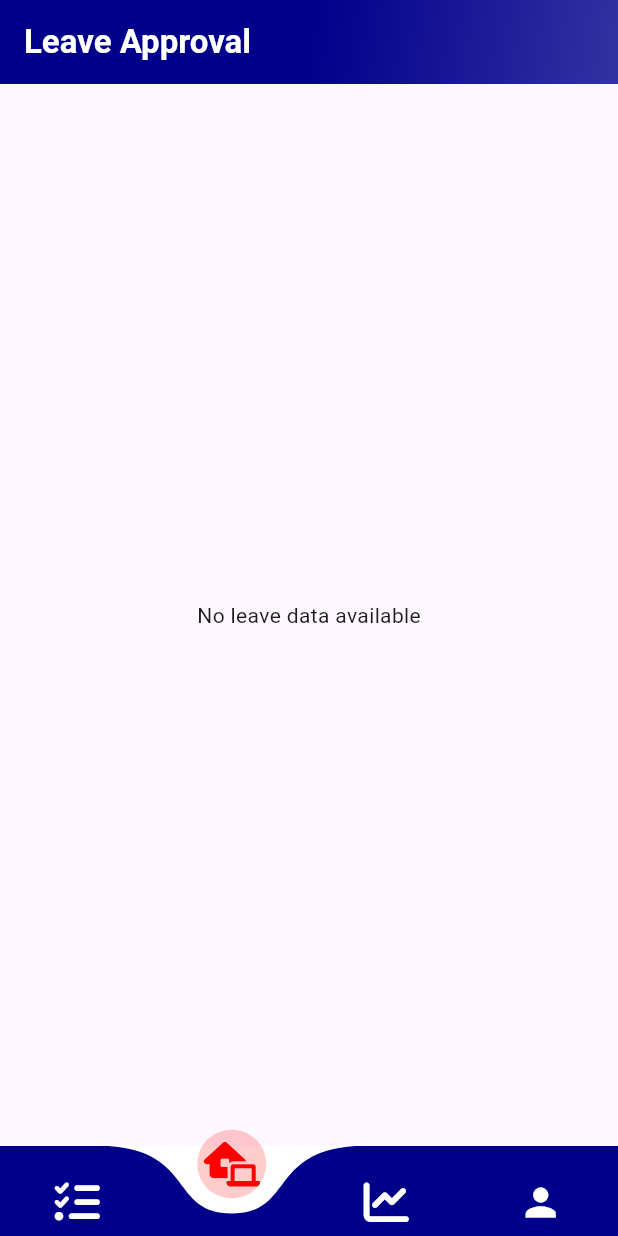
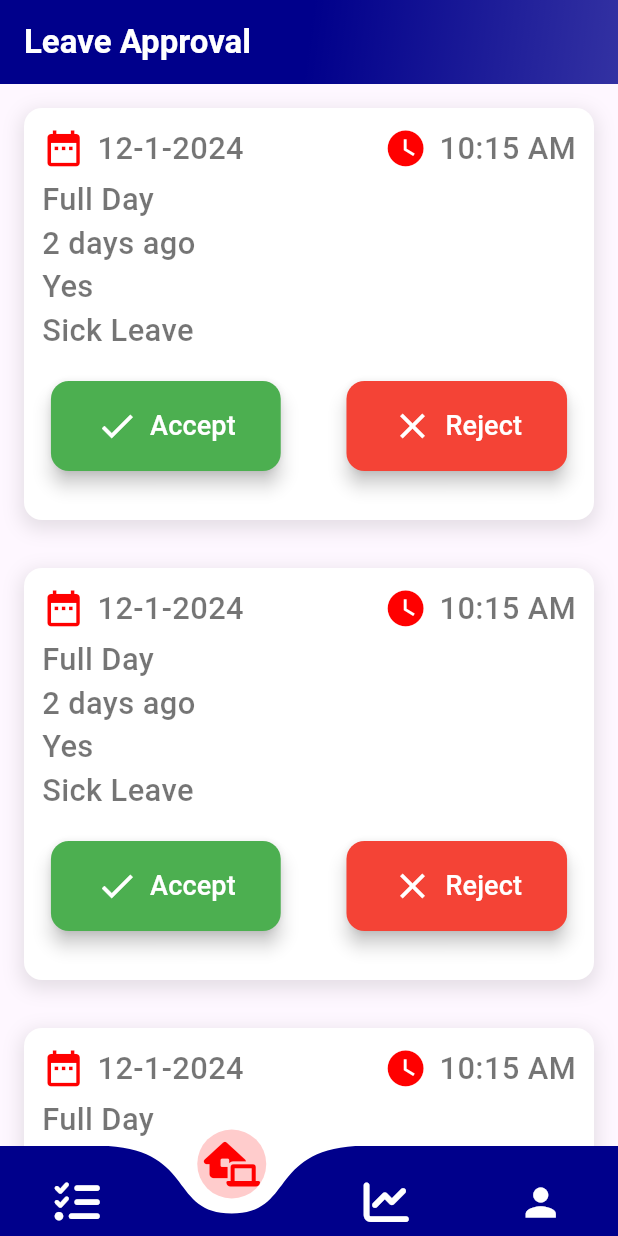
Before and after one commit to FoxtonResearchTech/fox_connect, a Flutter app: the screen it shows after launch, item 2 of the bottom bar chosen, on a phone screen of 412 x 824 dp. Run offline on Flutter 3.47's test engine with Material 3 defaults, Android fonts, the phone set to English and light mode, and no system bars; drawn by our look-alikes of curved_navigation_bar; our stand-ins replace cloud_firestore, connectivity_plus, firebase_auth, firebase_core, firebase_storage, flutter_animate and 6 more; accounts and stored records are empty; Roboto replaces fonts that are missing (LeagueSpartan).

```diff
--- a/lib/presentation/admin/leave_approvel/leave_approval.dart
+++ b/lib/presentation/admin/leave_approvel/leave_approval.dart
@@ -1,4 +1,3 @@
-import 'package:cloud_firestore/cloud_firestore.dart';
 import 'package:flutter/material.dart';
 import 'package:fox_connect/widget/connectivity_checker.dart';
 import 'package:lottie/lottie.dart';
@@ -12,7 +11,6 @@ class LeaveApprovel extends StatefulWidget {
 class _LeaveApprovelState extends State<LeaveApprovel> with SingleTickerProviderStateMixin {
   late AnimationController _controller;
   String? _paymentOption = 'Pay Off'; // Default value for the payment option
-  late Stream<QuerySnapshot> _leaveStream;
 
   @override
   void initState() {
@@ -21,12 +19,6 @@ class _LeaveApprovelState extends State<LeaveApprovel> with SingleTickerProvider
       duration: const Duration(milliseconds: 600),
       vsync: this,
     );
-    // Fetching the leave data from Firestore (subcollection under employees)
-    _leaveStream = FirebaseFirestore.instance
-        .collection('employees') // Main collection
-        .doc('employeeId') // Replace with actual employee ID or use an ID from your user session
-        .collection('leaves') // The subcollection that holds leave data
-        .snapshots(); // Stream to listen for real-time updates
   }
 
   @override
@@ -120,37 +112,18 @@ class _LeaveApprovelState extends State<LeaveApprovel> with SingleTickerProvider
           ),
           actions: [],
         ),
-        body: StreamBuilder<QuerySnapshot>(
-          stream: _leaveStream,
-          builder: (context, snapshot) {
-            if (snapshot.connectionState == ConnectionState.waiting) {
-              return Center(child: CircularProgressIndicator());
-            }
-
-            if (!snapshot.hasData || snapshot.data!.docs.isEmpty) {
-              return Center(child: Text("No leave data available"));
-            }
-
-            var leaveDocuments = snapshot.data!.docs;
-
-            return ListView.builder(
-              itemCount: leaveDocuments.length,
+        body: ListView.builder(
+          itemCount: 5,
           itemBuilder: (BuildContext context, int index) {
             Animation<double> animation = CurvedAnimation(
               parent: _controller,
               curve: Interval(
-                    (1 / leaveDocuments.length) * index, // Animate each item sequentially
+                (1 / 5) * index, // Animate each item sequentially
                 1.0,
                 curve: Curves.easeOut,
               ),
             );
             _controller.forward(); // Start the animation when building
-
-                var leaveData = leaveDocuments[index].data() as Map<String, dynamic>;
-                String leaveDate = leaveData['leave_date'] ?? 'N/A';
-                String leaveTime = leaveData['leave_time'] ?? 'N/A';
-                String leaveType = leaveData['leave_type'] ?? 'N/A';
-                String leaveStatus = leaveData['leave_status'] ?? 'N/A';
 
             return GestureDetector(
                 onTap: () async {},
@@ -161,8 +134,7 @@ class _LeaveApprovelState extends State<LeaveApprovel> with SingleTickerProvider
                         begin: const Offset(0, 0.2), // Start slightly below
                         end: Offset.zero, // End at original position
                       ).animate(animation),
-                      child: Column(
-                        children: [
+                      child: Column(children: [
                         // Information Container
                         Padding(
                           padding: const EdgeInsets.all(16.0),
@@ -199,7 +171,7 @@ class _LeaveApprovelState extends State<LeaveApprovel> with SingleTickerProvider
                                           ),
                                           const SizedBox(width: 8),
                                           Text(
-                                              leaveDate,
+                                            "12-1-2024",
                                             style: TextStyle(
                                               fontWeight: FontWeight.w500,
                                               fontFamily: 'LeagueSpartan',
@@ -218,7 +190,7 @@ class _LeaveApprovelState extends State<LeaveApprovel> with SingleTickerProvider
                                           ),
                                           const SizedBox(width: 8),
                                           Text(
-                                              leaveTime,
+                                            '10:15 AM',
                                             style: TextStyle(
                                               fontWeight: FontWeight.w500,
                                               fontFamily: 'LeagueSpartan',
@@ -231,9 +203,25 @@ class _LeaveApprovelState extends State<LeaveApprovel> with SingleTickerProvider
                                     ],
                                   ),
                                   const SizedBox(height: 5),
-                                    ..._buildInfoText(screenWidth, leaveStatus),
-                                    ..._buildInfoText(screenWidth, leaveType),
-                                    SizedBox(height: 20),
+                                  ..._buildInfoText(
+                                    screenWidth,
+                                    "Full Day",
+                                  ),
+                                  ..._buildInfoText(
+                                    screenWidth,
+                                    '2 days ago',
+                                  ),
+                                  ..._buildInfoText(
+                                    screenWidth,
+                                    'Yes',
+                                  ),
+                                  ..._buildInfoText(
+                                    screenWidth,
+                                    'Sick Leave',
+                                  ),
+                                  SizedBox(
+                                    height: 20,
+                                  ),
                                   // Horizontal Timeline Container
                                   Row(
                                     mainAxisAlignment: MainAxisAlignment.spaceAround,
@@ -257,7 +245,8 @@ class _LeaveApprovelState extends State<LeaveApprovel> with SingleTickerProvider
                                         ),
                                         style: ElevatedButton.styleFrom(
                                           backgroundColor: Colors.green,
-                                            padding: EdgeInsets.symmetric(horizontal: 30, vertical: 16),
+                                          padding: EdgeInsets.symmetric(
+                                              horizontal: 30, vertical: 16),
                                           shape: RoundedRectangleBorder(
                                             borderRadius: BorderRadius.circular(12),
                                           ),
@@ -284,7 +273,8 @@ class _LeaveApprovelState extends State<LeaveApprovel> with SingleTickerProvider
                                         ),
                                         style: ElevatedButton.styleFrom(
                                           backgroundColor: Colors.red,
-                                            padding: EdgeInsets.symmetric(horizontal: 30, vertical: 16),
+                                          padding: EdgeInsets.symmetric(
+                                              horizontal: 30, vertical: 16),
                                           shape: RoundedRectangleBorder(
                                             borderRadius: BorderRadius.circular(12),
                                           ),
@@ -299,13 +289,8 @@ class _LeaveApprovelState extends State<LeaveApprovel> with SingleTickerProvider
                             ),
                           ),
                         ),
-                        ],
-                      ),
-                    ),
-                  ),
-                );
-              },
-            );
+                      ])),
+                ));
           },
         ),
       ),
```
Lines whose indentation alone changed are shown as unchanged.
